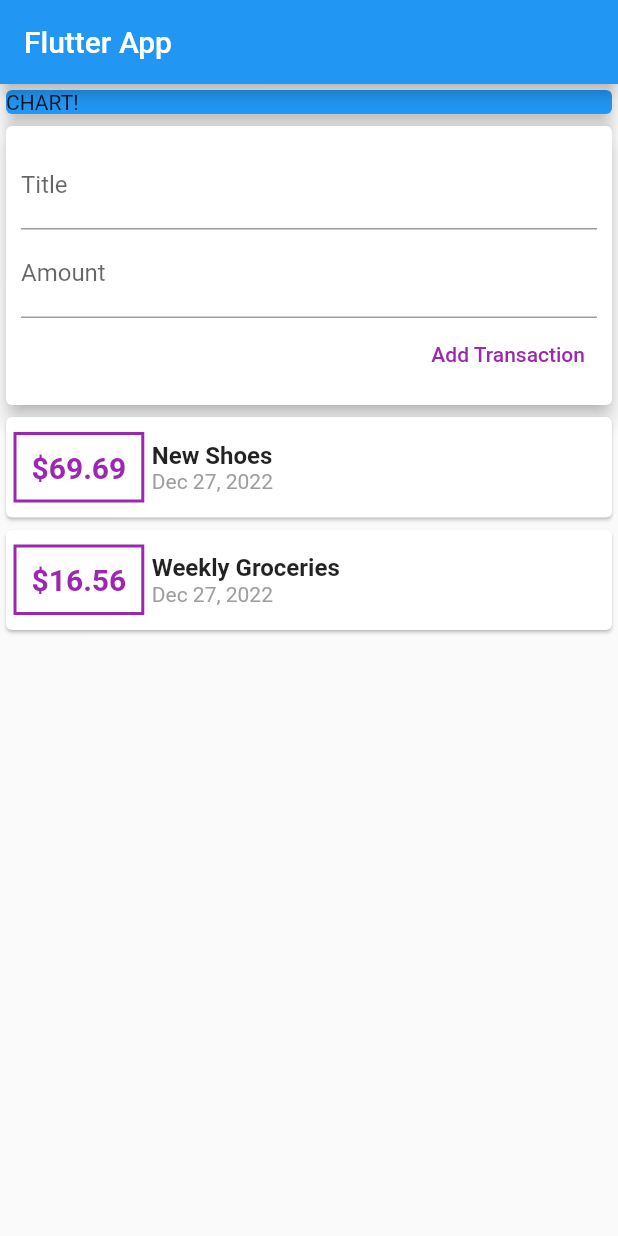
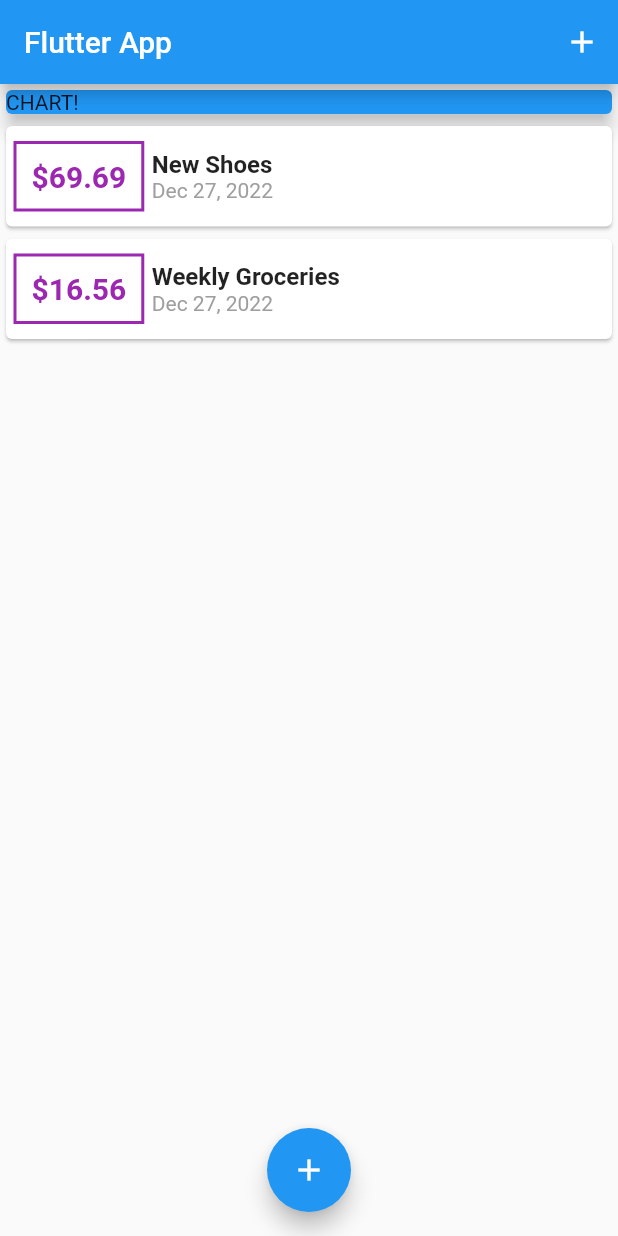
Before and after one commit to ngothiep2412/second-app-flutter, a Flutter app: the screen it shows after launch, on a phone screen of 412 x 824 dp. Run offline on Flutter 3.47's test engine with Material 2 defaults, Android fonts, the phone set to English and light mode, and no system bars.

Commit message:
update add new transaction function

```diff
--- a/lib/main.dart
+++ b/lib/main.dart
@@ -1,5 +1,7 @@
 import 'package:flutter/material.dart';
-import './widgets/user_transactions.dart';
+import './models/transaction.dart';
+import './widgets/new_transaction.dart';
+import './widgets/transaction_list.dart';
 
 void main() => runApp(const MyApp());
 
@@ -15,8 +17,53 @@ class MyApp extends StatelessWidget {
   }
 }
 
-class MyHomePage extends StatelessWidget {
+class MyHomePage extends StatefulWidget {
   const MyHomePage({super.key});
+
+  @override
+  State<MyHomePage> createState() => _MyHomePageState();
+}
+
+class _MyHomePageState extends State<MyHomePage> {
+  final List<Transaction> _userTransaction = [
+    Transaction(
+      id: 't1',
+      title: 'New Shoes',
+      amount: 69.69,
+      date: DateTime.now(),
+    ),
+    Transaction(
+      id: 't2',
+      title: 'Weekly Groceries',
+      amount: 16.56,
+      date: DateTime.now(),
+    )
+  ];
+
+  void _addNewTransaction(String txTitle, double txAmount) {
+    final newTx = Transaction(
+        title: txTitle,
+        amount: txAmount,
+        date: DateTime.now(),
+        id: DateTime.now().toString());
+
+    setState(() {
+      _userTransaction.add(newTx);
+    });
+  }
+
+  void _startAddNewTransaction(BuildContext ctx) {
+    showModalBottomSheet(
+      context: ctx,
+      builder: (_) {
+        return GestureDetector(
+          onTap: () {},
+          behavior: HitTestBehavior.opaque,
+          child: NewTransaction(_addNewTransaction),
+        );
+      },
+    );
+  }
 
   @override
   Widget build(BuildContext context) {
@@ -26,22 +73,33 @@ class MyHomePage extends StatelessWidget {
     return Scaffold(
       appBar: AppBar(
         title: const Text('Flutter App'),
+        actions: <Widget>[
+          IconButton(
+            icon: const Icon(Icons.add),
+            onPressed: () => _startAddNewTransaction(context),
+          )
+        ],
       ),
       body: SingleChildScrollView(
           child: Column(
         // mainAxisAlignment: MainAxisAlignment.start,
         crossAxisAlignment: CrossAxisAlignment.stretch,
-        children: const <Widget>[
-          Card(
+        children: <Widget>[
+          const Card(
               elevation: 5,
               color: Colors.blue,
               child: SizedBox(
                 width: double.infinity,
                 child: Text('CHART!'),
               )),
-          UserTransactions()
+          TransactionList(_userTransaction),
         ],
       )),
+      floatingActionButtonLocation: FloatingActionButtonLocation.centerFloat,
+      floatingActionButton: FloatingActionButton(
+        onPressed: () => _startAddNewTransaction(context),
+        child: const Icon(Icons.add),
+      ),
     );
   }
 }
--- a/lib/widgets/transaction_list.dart
+++ b/lib/widgets/transaction_list.dart
@@ -25,7 +25,7 @@ class TransactionList extends StatelessWidget {
                   )),
                   padding: const EdgeInsets.all(10),
                   child: Text(
-                    '\$${transactions[index].amount}',
+                    '\$${transactions[index].amount.toStringAsFixed(2)}',
                     style: const TextStyle(
                         fontWeight: FontWeight.bold,
                         fontSize: 20,
--- a/lib/widgets/user_transactions.dart
+++ /dev/null
@@ -1,49 +0,0 @@
-import 'package:flutter/material.dart';
-import './new_transaction.dart';
-import './transaction_list.dart';
-import '../models/transaction.dart';
-
-class UserTransactions extends StatefulWidget {
-  const UserTransactions({super.key});
-  @override
-  State<UserTransactions> createState() => _UserTransactionsState();
-}
-
-class _UserTransactionsState extends State<UserTransactions> {
-  final List<Transaction> _userTransaction = [
-    Transaction(
-      id: 't1',
-      title: 'New Shoes',
-      amount: 69.69,
-      date: DateTime.now(),
-    ),
-    Transaction(
-      id: 't2',
-      title: 'Weekly Groceries',
-      amount: 16.56,
-      date: DateTime.now(),
-    )
-  ];
-
-  void _addNewTransaction(String txTitle, double txAmount) {
-    final newTx = Transaction(
-        title: txTitle,
-        amount: txAmount,
-        date: DateTime.now(),
-        id: DateTime.now().toString());
-
-    setState(() {
-      _userTransaction.add(newTx);
-    });
-  }
-
-  @override
-  Widget build(BuildContext context) {
-    return Column(
-      children: <Widget>[
-        NewTransaction(_addNewTransaction),
-        TransactionList(_userTransaction),
-      ],
-    );
-  }
-}
```
Also changed, not shown: lib/widgets/new_transaction.dart (+19 -4 lines).
